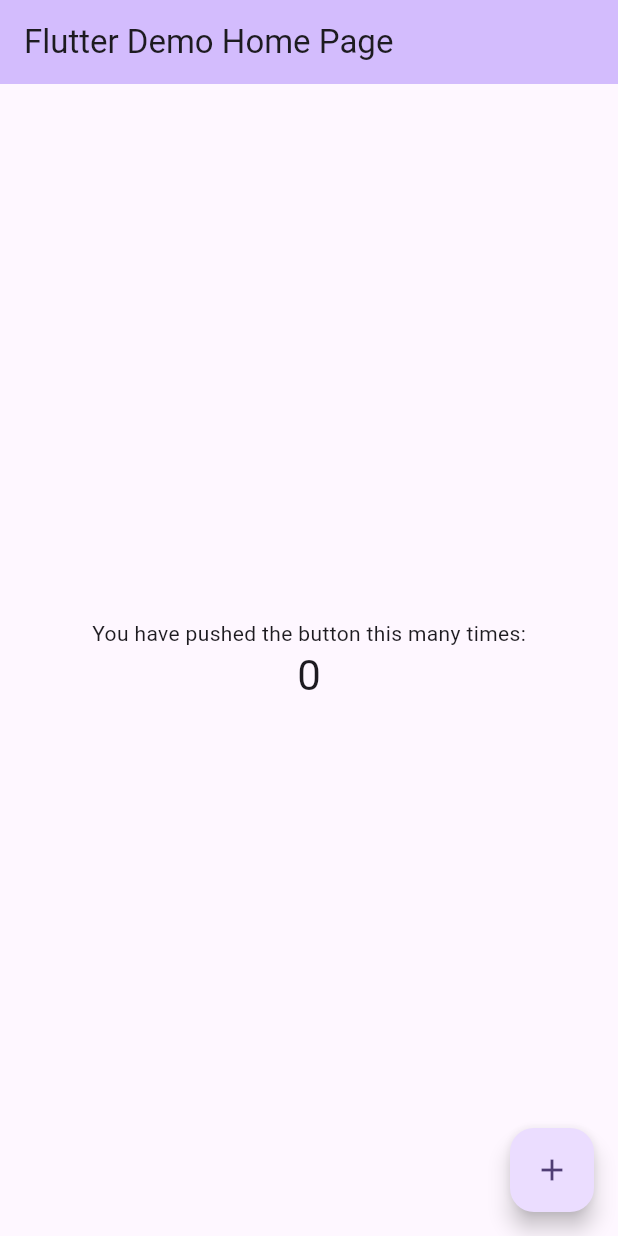
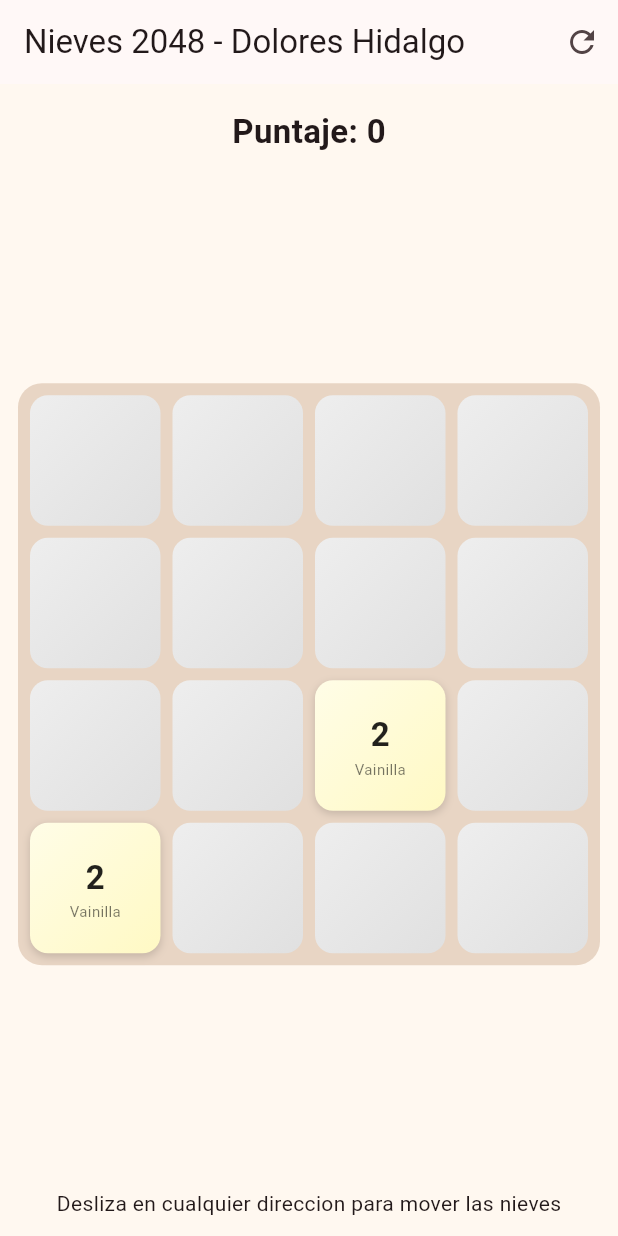
Before and after one commit to noemi-mata/nieves_2048, a Flutter app: the screen it shows after launch, on a phone screen of 412 x 824 dp. Run offline on Flutter 3.47's test engine with Material 3 defaults, Android fonts, the phone set to English and light mode, and no system bars.

Commit message:
App terminada

```diff
--- /dev/null
+++ b/lib/logica/direccion.dart
@@ -0,0 +1 @@
+enum Direccion { izquierda, derecha, arriba, abajo }
--- /dev/null
+++ b/lib/logica/estado_juego.dart
@@ -0,0 +1 @@
+enum EstadoJuego { jugando, ganado, perdido }
--- /dev/null
+++ b/lib/logica/motor_juego.dart
@@ -0,0 +1,61 @@
+import 'grid.dart';
+import 'direccion.dart';
+import 'estado_juego.dart';
+
+class MotorJuego {
+  Grid grid = Grid.vacio();
+  int puntaje = 0;
+  EstadoJuego estado = EstadoJuego.jugando;
+  static const int objetivoVictoria = 2048;
+
+  MotorJuego() {
+    grid.agregarFichaAleatoria();
+    grid.agregarFichaAleatoria();
+  }
+
+  void mover(Direccion direccion) {
+    if (estado != EstadoJuego.jugando) return;
+
+    final antes = grid.celdas.map((f) => List<int?>.from(f)).toList();
+
+    int puntosGanados;
+    switch (direccion) {
+      case Direccion.izquierda:
+        puntosGanados = grid.moverIzquierda();
+        break;
+      case Direccion.derecha:
+        puntosGanados = grid.moverDerecha();
+        break;
+      case Direccion.arriba:
+        puntosGanados = grid.moverArriba();
+        break;
+      case Direccion.abajo:
+        puntosGanados = grid.moverAbajo();
+        break;
+    }
+    puntaje += puntosGanados;
+
+    if (grid.haGanado(objetivoVictoria)) {
+      estado = EstadoJuego.ganado;
+      return;
+    }
+
+    final huboMovimiento = !_gridsIguales(antes, grid.celdas);
+    if (huboMovimiento) {
+      grid.agregarFichaAleatoria();
+    }
+
+    if (!grid.hayMovimientosPosibles()) {
+      estado = EstadoJuego.perdido;
+    }
+  }
+
+  bool _gridsIguales(List<List<int?>> a, List<List<int?>> b) {
+    for (var f = 0; f < a.length; f++) {
+      for (var c = 0; c < a[f].length; c++) {
+        if (a[f][c] != b[f][c]) return false;
+      }
+    }
+    return true;
+  }
+}
--- a/lib/main.dart
+++ b/lib/main.dart
@@ -1,122 +1,21 @@
 import 'package:flutter/material.dart';
+import 'presentacion/juego_screen.dart';
 
-void main() {
-  runApp(const MyApp());
-}
+void main() => runApp(const Nieves2048App());
 
-class MyApp extends StatelessWidget {
-  const MyApp({super.key});
+class Nieves2048App extends StatelessWidget {
+  const Nieves2048App({super.key});
 
-  // This widget is the root of your application.
   @override
   Widget build(BuildContext context) {
     return MaterialApp(
-      title: 'Flutter Demo',
+      title: 'Nieves 2048',
+      debugShowCheckedModeBanner: false,
       theme: ThemeData(
-        // This is the theme of your application.
-        //
-        // TRY THIS: Try running your application with "flutter run". You'll see
-        // the application has a purple toolbar. Then, without quitting the app,
-        // try changing the seedColor in the colorScheme below to Colors.green
-        // and then invoke "hot reload" (save your changes or press the "hot
-        // reload" button in a Flutter-supported IDE, or press "r" if you used
-        // the command line to start the app).
-        //
-        // Notice that the counter didn't reset back to zero; the application
-        // state is not lost during the reload. To reset the state, use hot
-        // restart instead.
-        //
-        // This works for code too, not just values: Most code changes can be
-        // tested with just a hot reload.
-        colorScheme: .fromSeed(seedColor: Colors.deepPurple),
+        colorScheme: ColorScheme.fromSeed(seedColor: Colors.pink),
+        useMaterial3: true,
       ),
-      home: const MyHomePage(title: 'Flutter Demo Home Page'),
+      home: const JuegoScreen(),
     );
   }
 }
-
-class MyHomePage extends StatefulWidget {
-  const MyHomePage({super.key, required this.title});
-
-  // This widget is the home page of your application. It is stateful, meaning
-  // that it has a State object (defined below) that contains fields that affect
-  // how it looks.
-
-  // This class is the configuration for the state. It holds the values (in this
-  // case the title) provided by the parent (in this case the App widget) and
-  // used by the build method of the State. Fields in a Widget subclass are
-  // always marked "final".
-
-  final String title;
-
-  @override
-  State<MyHomePage> createState() => _MyHomePageState();
-}
-
-class _MyHomePageState extends State<MyHomePage> {
-  int _counter = 0;
-
-  void _incrementCounter() {
-    setState(() {
-      // This call to setState tells the Flutter framework that something has
-      // changed in this State, which causes it to rerun the build method below
-      // so that the display can reflect the updated values. If we changed
-      // _counter without calling setState(), then the build method would not be
-      // called again, and so nothing would appear to happen.
-      _counter++;
-    });
-  }
-
-  @override
-  Widget build(BuildContext context) {
-    // This method is rerun every time setState is called, for instance as done
-    // by the _incrementCounter method above.
-    //
-    // The Flutter framework has been optimized to make rerunning build methods
-    // fast, so that you can just rebuild anything that needs updating rather
-    // than having to individually change instances of widgets.
-    return Scaffold(
-      appBar: AppBar(
-        // TRY THIS: Try changing the color here to a specific color (to
-        // Colors.amber, perhaps?) and trigger a hot reload to see the AppBar
-        // change color while the other colors stay the same.
-        backgroundColor: Theme.of(context).colorScheme.inversePrimary,
-        // Here we take the value from the MyHomePage object that was created by
-        // the App.build method, and use it to set our appbar title.
-        title: Text(widget.title),
-      ),
-      body: Center(
-        // Center is a layout widget. It takes a single child and positions it
-        // in the middle of the parent.
-        child: Column(
-          // Column is also a layout widget. It takes a list of children and
-          // arranges them vertically. By default, it sizes itself to fit its
-          // children horizontally, and tries to be as tall as its parent.
-          //
-          // Column has various properties to control how it sizes itself and
-          // how it positions its children. Here we use mainAxisAlignment to
-          // center the children vertically; the main axis here is the vertical
-          // axis because Columns are vertical (the cross axis would be
-          // horizontal).
-          //
-          // TRY THIS: Invoke "debug painting" (choose the "Toggle Debug Paint"
-          // action in the IDE, or press "p" in the console), to see the
-          // wireframe for each widget.
-          mainAxisAlignment: .center,
-          children: [
-            const Text('You have pushed the button this many times:'),
-            Text(
-              '$_counter',
-              style: Theme.of(context).textTheme.headlineMedium,
-            ),
-          ],
-        ),
-      ),
-      floatingActionButton: FloatingActionButton(
-        onPressed: _incrementCounter,
-        tooltip: 'Increment',
-        child: const Icon(Icons.add),
-      ),
-    );
-  }
-}
--- /dev/null
+++ b/lib/presentacion/juego_screen.dart
@@ -0,0 +1,245 @@
+import 'package:flutter/material.dart';
+
+import '../logica/direccion.dart';
+import '../logica/estado_juego.dart';
+import '../logica/motor_juego.dart';
+
+class Ficha extends StatelessWidget {
+  final int? valor;
+  const Ficha({super.key, required this.valor});
+
+  static const Map<int, List<Color>> _gradientes = {
+    2: [Color(0xFFFFFDE7), Color(0xFFFFF9C4)],
+    4: [Color(0xFFF8BBD0), Color(0xFFF48FB1)],
+    8: [Color(0xFFD7CCC8), Color(0xFFA1887F)],
+    16: [Color(0xFFFFE0B2), Color(0xFFFFB74D)],
+    32: [Color(0xFFC8E6C9), Color(0xFF81C784)],
+    64: [Color(0xFFE1BEE7), Color(0xFFBA68C8)],
+    128: [Color(0xFF8D6E63), Color(0xFF4E342E)],
+    256: [Color(0xFFFFE082), Color(0xFFFFC107)],
+    512: [Color(0xFF6D4C41), Color(0xFF3E2723)],
+    1024: [Color(0xFFFFF3E0), Color(0xFFFFCC80)],
+    2048: [Color(0xFF006341), Color(0xFFFFFFFF), Color(0xFFCE1126)],
+  };
+
+  static const Map<int, String> _nombres = {
+    2: 'Vainilla',
+    4: 'Fresa',
+    8: 'Chocolate',
+    16: 'Mango',
+    32: 'Limon',
+    64: 'Uva',
+    128: 'Mole',
+    256: 'Tequila',
+    512: 'Cafe',
+    1024: 'Rompope',
+    2048: 'Independencia!',
+  };
+
+  @override
+  Widget build(BuildContext context) {
+    final v = valor; // copia local para que Dart sepa que no es null
+    final colores =
+        _gradientes[v] ?? [Colors.grey.shade200, Colors.grey.shade300];
+    final esOscura = v == 128 || v == 512; // Mole y Cafe llevan texto blanco
+
+    return AnimatedSwitcher(
+      duration: const Duration(milliseconds: 250),
+      transitionBuilder: (child, animacion) =>
+          ScaleTransition(scale: animacion, child: child),
+      child: Container(
+        key: ValueKey(v),
+        decoration: BoxDecoration(
+          gradient: LinearGradient(
+            colors: colores,
+            begin: Alignment.topLeft,
+            end: Alignment.bottomRight,
+          ),
+          borderRadius: BorderRadius.circular(12),
+          boxShadow: v == null
+              ? []
+              : [
+                  BoxShadow(
+                    color: Colors.black.withOpacity(0.15),
+                    blurRadius: 4,
+                    offset: const Offset(0, 2),
+                  ),
+                ],
+        ),
+        alignment: Alignment.center,
+        child: v == null
+            ? null
+            : FittedBox(
+                fit: BoxFit.scaleDown,
+                child: Padding(
+                  padding: const EdgeInsets.all(4),
+                  child: Column(
+                    mainAxisSize: MainAxisSize.min,
+                    children: [
+                      Text(
+                        v.toString(),
+                        style: TextStyle(
+                          fontSize: v >= 128 ? 18 : 22,
+                          fontWeight: FontWeight.bold,
+                          color: esOscura ? Colors.white : Colors.black87,
+                        ),
+                      ),
+                      Text(
+                        _nombres[v] ?? '',
+                        style: TextStyle(
+                          fontSize: 10,
+                          color: esOscura ? Colors.white70 : Colors.black54,
+                        ),
+                      ),
+                    ],
+                  ),
+                ),
+              ),
+      ),
+    );
+  }
+}
+
+class JuegoScreen extends StatefulWidget {
+  const JuegoScreen({super.key});
+
+  @override
+  State<JuegoScreen> createState() => _JuegoScreenState();
+}
+
+class _JuegoScreenState extends State<JuegoScreen> {
+  late MotorJuego _motor;
+
+  @override
+  void initState() {
+    super.initState();
+    _motor = MotorJuego();
+  }
+
+  void _mover(Direccion direccion) {
+    if (_motor.estado != EstadoJuego.jugando) return;
+    setState(() => _motor.mover(direccion));
+    if (_motor.estado != EstadoJuego.jugando) _mostrarResultado();
+  }
+
+  void _reiniciar() {
+    setState(() => _motor = MotorJuego());
+  }
+
+  void _mostrarResultado() {
+    final gano = _motor.estado == EstadoJuego.ganado;
+    showGeneralDialog(
+      context: context,
+      barrierDismissible: true,
+      barrierLabel: 'resultado',
+      transitionDuration: const Duration(milliseconds: 450),
+      pageBuilder: (context, anim1, anim2) => const SizedBox.shrink(),
+      transitionBuilder: (context, anim1, anim2, child) {
+        return ScaleTransition(
+          scale: CurvedAnimation(parent: anim1, curve: Curves.elasticOut),
+          child: FadeTransition(
+            opacity: anim1,
+            child: AlertDialog(
+              title: Text(
+                gano ? 'Independencia lograda!' : 'Se acabaron los movimientos',
+              ),
+              content: Text('Puntaje final: ${_motor.puntaje}'),
+              actions: [
+                TextButton(
+                  onPressed: () {
+                    Navigator.pop(context);
+                    _reiniciar();
+                  },
+                  child: const Text('Jugar de nuevo'),
+                ),
+              ],
+            ),
+          ),
+        );
+      },
+    );
+  }
+
+  @override
+  Widget build(BuildContext context) {
+    return Scaffold(
+      backgroundColor: const Color(0xFFFFF8F0),
+      appBar: AppBar(
+        title: const Text('Nieves 2048 - Dolores Hidalgo'),
+        actions: [
+          IconButton(
+            tooltip: 'Reiniciar',
+            icon: const Icon(Icons.refresh),
+            onPressed: _reiniciar,
+          ),
+        ],
+      ),
+      body: SafeArea(
+        child: Column(
+          children: [
+            Padding(
+              padding: const EdgeInsets.all(16),
+              child: TweenAnimationBuilder<int>(
+                tween: IntTween(begin: 0, end: _motor.puntaje),
+                duration: const Duration(milliseconds: 400),
+                builder: (context, valor, _) => Text(
+                  'Puntaje: $valor',
+                  style: const TextStyle(
+                    fontSize: 22,
+                    fontWeight: FontWeight.bold,
+                  ),
+                ),
+              ),
+            ),
+            Expanded(
+              child: GestureDetector(
+                behavior: HitTestBehavior.opaque,
+                onHorizontalDragEnd: (detalle) {
+                  final v = detalle.primaryVelocity ?? 0;
+                  if (v > 0) _mover(Direccion.derecha);
+                  if (v < 0) _mover(Direccion.izquierda);
+                },
+                onVerticalDragEnd: (detalle) {
+                  final v = detalle.primaryVelocity ?? 0;
+                  if (v > 0) _mover(Direccion.abajo);
+                  if (v < 0) _mover(Direccion.arriba);
+                },
+                child: Center(
+                  child: AspectRatio(
+                    aspectRatio: 1,
+                    child: Container(
+                      margin: const EdgeInsets.all(12),
+                      padding: const EdgeInsets.all(8),
+                      decoration: BoxDecoration(
+                        color: const Color(0xFFE8D5C4),
+                        borderRadius: BorderRadius.circular(16),
+                      ),
+                      child: GridView.builder(
+                        physics: const NeverScrollableScrollPhysics(),
+                        gridDelegate:
+                            const SliverGridDelegateWithFixedCrossAxisCount(
+                          crossAxisCount: 4,
+                          crossAxisSpacing: 8,
+                          mainAxisSpacing: 8,
+                        ),
+                        itemCount: 16,
+                        itemBuilder: (context, i) {
+                          final valor = _motor.grid.celdas[i ~/ 4][i % 4];
+                          return Ficha(valor: valor);
+                        },
+                      ),
+                    ),
+                  ),
+                ),
+              ),
+            ),
+            const Padding(
+              padding: EdgeInsets.all(12),
+              child: Text('Desliza en cualquier direccion para mover las nieves'),
+            ),
+          ],
+        ),
+      ),
+    );
+  }
+}
```
Also changed, not shown: lib/logica/grid.dart (added, +87 -0 lines), lib/logica/motor_2048.dart (added, +47 -0 lines), 3 other files.
